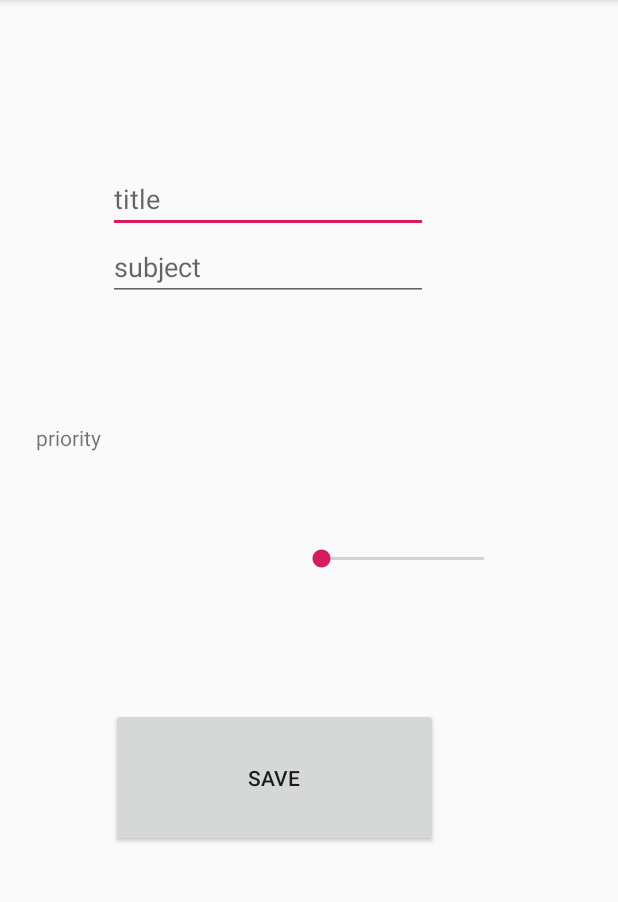
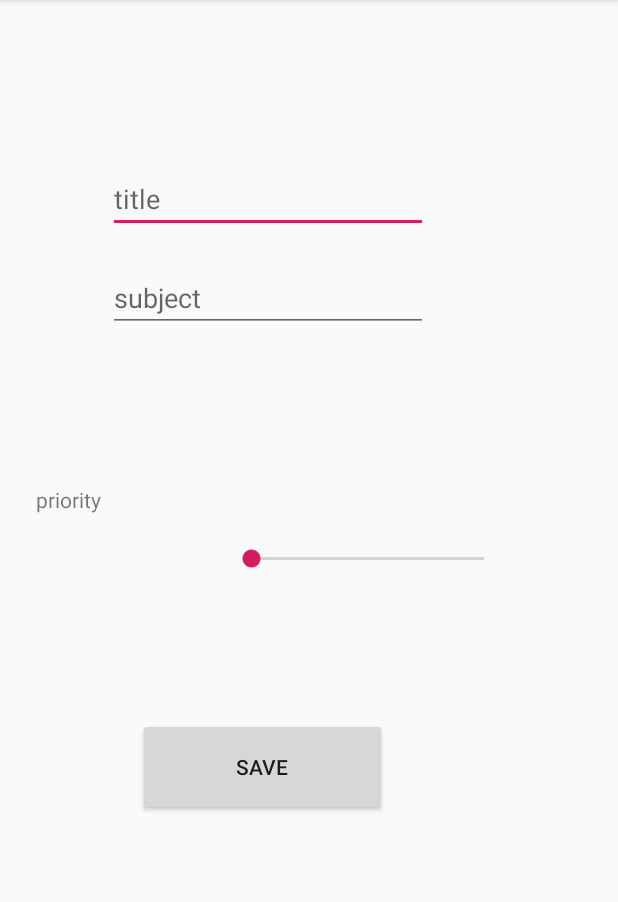
Before and after one commit to alsalamcse/habibApplication, an Android app: the AddTask screen opened directly, with no data from a screen before it, on a phone screen of 412 x 824 dp, the part 84-986 px from its top. Run offline under Robolectric (Android 15) with nearby library versions, the phone set to English and light mode, and no system bars.

```diff
--- a/app/src/main/java/com/example/habibapplication/SignUp.java
+++ b/app/src/main/java/com/example/habibapplication/SignUp.java
@@ -8,6 +8,7 @@ import android.os.Bundle;
 import android.view.View;
 import android.widget.Button;
 import android.widget.EditText;
+import android.widget.Toast;
 
 import com.google.android.gms.tasks.OnCompleteListener;
 import com.google.android.gms.tasks.Task;
@@ -92,6 +93,7 @@ public class SignUp extends AppCompatActivity
             public void onComplete(@NonNull Task<AuthResult> task) {
                 if (task.isSuccessful())
                 {
+                    Toast.makeText(SignUp.this, "Sign up Successful", Toast.LENGTH_SHORT).show();
                     finish();
                 }
                 else
--- a/app/src/main/res/layout/activity_add_task2.xml
+++ b/app/src/main/res/layout/activity_add_task2.xml
@@ -36,10 +36,10 @@
 
     <Button
         android:id="@+id/btnSave"
-        android:layout_width="218dp"
-        android:layout_height="0dp"
-        android:layout_marginStart="74dp"
-        android:layout_marginLeft="74dp"
+        android:layout_width="166dp"
+        android:layout_height="65dp"
+        android:layout_marginStart="92dp"
+        android:layout_marginLeft="92dp"
         android:layout_marginBottom="203dp"
         android:text="save"
         app:layout_constraintBottom_toBottomOf="parent"
@@ -48,8 +48,8 @@
 
     <TextView
         android:id="@+id/tvPriority"
-        android:layout_width="0dp"
-        android:layout_height="0dp"
+        android:layout_width="94dp"
+        android:layout_height="37dp"
         android:layout_marginStart="24dp"
         android:layout_marginLeft="24dp"
         android:layout_marginEnd="33dp"
```
Also changed, not shown: app/src/main/java/com/example/habibapplication/AddTask.java (+36 -0 lines), app/src/main/java/com/example/habibapplication/SignIn.java (+17 -16 lines).
